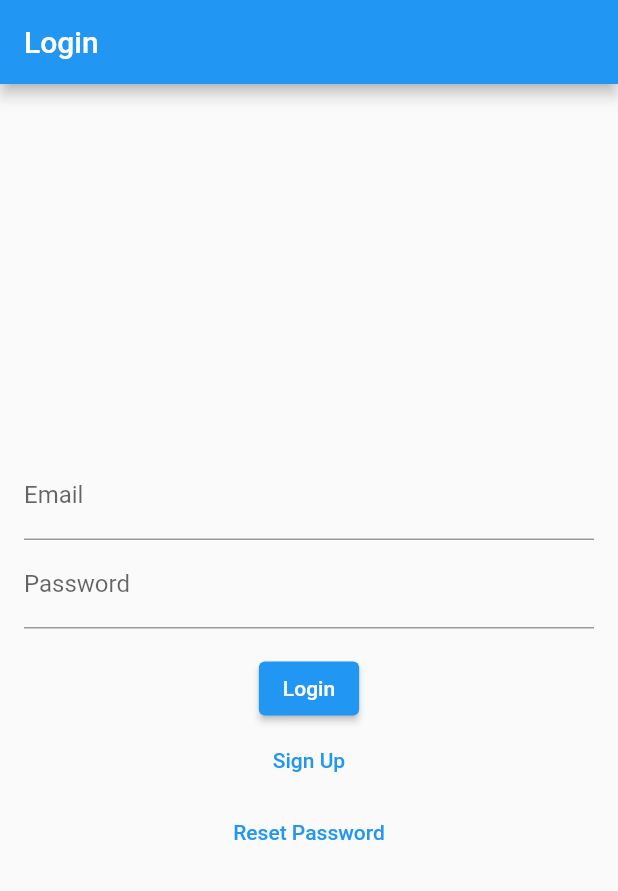
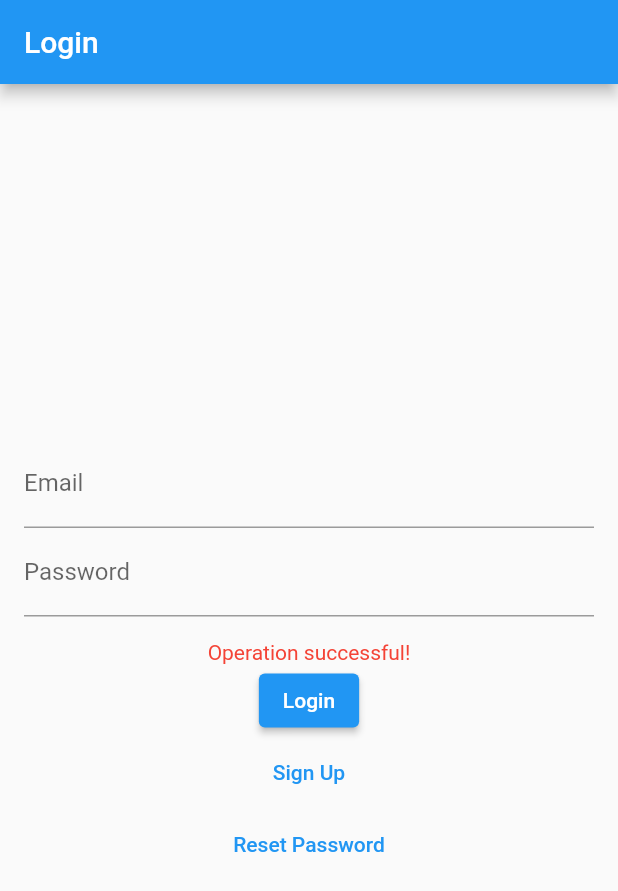
Before and after one commit to lett-mobile/lett, a Flutter app: the screen it shows after launch, on a phone screen of 412 x 824 dp. Shown: the top 891 px of the screen. Run offline on Flutter 3.47's test engine with Material 2 defaults, Android fonts, the light colour scheme and no system bars; our stand-ins replace firebase_auth, firebase_core, universal_io; accounts and stored records are empty.

Commit message:
error message reset password loader

```diff
--- a/lib/view/login.dart
+++ b/lib/view/login.dart
@@ -1,10 +1,13 @@
 import 'package:flutter/material.dart';
 import 'package:lett/view/mixin/mixin_button.dart';
+import 'package:lett/view/mixin/mixin_snackbar.dart';
+import 'package:lett/view/mixin/mixin_text.dart';
 import 'package:lett/view/mixin/mixin_text_form_field.dart';
+import 'package:lett/view/widget/widget_error.dart';
 import 'package:lett/viewmodel/viewmodel_signup.dart';
 import 'package:provider/provider.dart';
 
-class LoginPage extends StatelessWidget with ButtonMixin, TextFormFieldMixin {
+/*class LoginPage extends StatelessWidget with ButtonMixin, TextFormFieldMixin {
   const LoginPage({super.key});
 
   @override
@@ -20,20 +23,73 @@ class LoginPage extends StatelessWidget with ButtonMixin, TextFormFieldMixin {
         child: Column(
           mainAxisAlignment: MainAxisAlignment.center,
           children: [
-            buildTextFormFieldMixin('Email', (value) {}),
-            buildTextFormFieldMixin('Password', (value) {}),
+            buildTextFormFieldMixin('Email', (value) {
+              signUpViewModel.signUpModel.email = value.trim();
+              print(value);
+            }),
+            buildTextFormFieldMixin('Password', (value) {
+              signUpViewModel.signUpModel.password = value.trim();
+              print(value);
+            }),
             SizedBox(height: 16.0),
-            buildElevatedButton('Login', () {}),
+            buildElevatedButton('Login', () {
+              signUpViewModel.loginWithEmail();
+            }),
             buildTextButton('Sign Up', () {
               // Handle signup logic
               Navigator.pushNamed(context, '/signup');
             }),
             buildTextButton('Reset Password', () {
-               Navigator.pushNamed(context, '/reset_password');
+              Navigator.pushNamed(context, '/reset_password');
             }),
           ],
         ),
       ),
     );
   }
+}*/
+class LoginPage extends StatelessWidget
+    with ButtonMixin, TextFormFieldMixin, TextMixin, SnackbarMixin {
+  const LoginPage({Key? key}) : super(key: key);
+
+  @override
+  Widget build(BuildContext context) {
+    return Scaffold(
+      appBar: AppBar(
+        title: Text('Login'),
+      ),
+      body: Padding(
+        padding: EdgeInsets.all(16.0),
+        child: Consumer<SignUpViewModel>(
+          builder: (context, signUpViewModel, _) {
+            final errorMessage = signUpViewModel.errorMessage;
+            final successMessage = signUpViewModel.successMessage;
+            return Column(
+              mainAxisAlignment: MainAxisAlignment.center,
+              children: [
+                buildTextFormFieldMixin('Email', (value) {
+                  signUpViewModel.signUpModel.email = value.trim();
+                }),
+                buildTextFormFieldMixin('Password', (value) {
+                  signUpViewModel.signUpModel.password = value.trim();
+                }),
+                SizedBox(height: 16.0),
+                ErrorTextWidget(errorMessage: errorMessage),
+                buildElevatedButton('Login', signUpViewModel.loginWithEmail),
+                buildTextButton('Sign Up', () {
+                  // Handle signup logic
+                  Navigator.pushNamed(context, '/signup');
+                }),
+                buildTextButton('Reset Password', () {
+                  Navigator.pushNamed(context, '/reset_password');
+                }),
+              ],
+            );
+          },
+        ),
+      ),
+    );
+  }
+
+  //
 }
--- /dev/null
+++ b/lib/view/mixin/mixin_message.dart
@@ -0,0 +1,19 @@
+import 'package:flutter/material.dart';
+
+mixin MessageMixin<T extends ChangeNotifier> on ChangeNotifier {
+  String _errorMessage = '';
+  String _successMessage = '';
+
+  String get errorMessage => _errorMessage;
+  String get successMessage => _successMessage;
+
+  void setErrorMessage(String message) {
+    _errorMessage = message;
+    notifyListeners();
+  }
+
+  void setSuccessMessage(String message) {
+    _successMessage = message;
+    notifyListeners();
+  }
+}
--- /dev/null
+++ b/lib/view/mixin/mixin_snackbar.dart
@@ -0,0 +1,7 @@
+import 'package:flutter/material.dart';
+mixin SnackbarMixin {
+  static void showSnackbar(BuildContext context, String message) {
+    final snackbar = SnackBar(content: Text(message));
+    ScaffoldMessenger.of(context).showSnackBar(snackbar);
+  }
+}
--- a/lib/view/mixin/mixin_text_form_field.dart
+++ b/lib/view/mixin/mixin_text_form_field.dart
@@ -4,8 +4,10 @@ mixin TextFormFieldMixin {
   Widget buildTextFormFieldMixin(
       String labelText, ValueChanged<String> onChanged) {
     return TextFormField(
-      decoration: InputDecoration(labelText: labelText),
-      onChanged: onChanged,
-    );
+        decoration: InputDecoration(labelText: labelText),
+        onChanged: onChanged,
+        style: TextStyle(
+          color: Colors.black,
+        ));
   }
 }
--- /dev/null
+++ b/lib/view/mixin_error_message.dart
@@ -0,0 +1,22 @@
+import 'package:flutter/material.dart';
+
+mixin ErrorMessageMixin {
+  Widget buildErrorMessage(String errorMessage) {
+    if (errorMessage.isEmpty) {
+      //return SizedBox.shrink(); // Return an empty SizedBox if there is no error message
+      return Text(
+        'Operation successful!',
+        style: TextStyle(
+          color: Colors.red,
+        ),
+      );
+    }
+
+    return Text(
+      errorMessage,
+      style: TextStyle(
+        color: Colors.red,
+      ),
+    );
+  }
+}
--- a/lib/view/theme/theme_lett.dart
+++ b/lib/view/theme/theme_lett.dart
@@ -23,7 +23,9 @@ class LettTheme {
   );
 
   static TextTheme buildTextTheme() {
-    return TextTheme();
+    return TextTheme(
+
+    );
   }
 
   static ButtonThemeData buildButtonTheme() {
--- /dev/null
+++ b/lib/view/widget/widget_error.dart
@@ -0,0 +1,13 @@
+import 'package:flutter/material.dart';
+import 'package:lett/view/mixin_error_message.dart';
+
+class ErrorTextWidget extends StatelessWidget with ErrorMessageMixin {
+  final String errorMessage;
+
+  const ErrorTextWidget({required this.errorMessage});
+
+  @override
+  Widget build(BuildContext context) {
+    return buildErrorMessage(errorMessage);
+  }
+}
```
Also changed, not shown: lib/view/reset_password.dart (+8 -3 lines), lib/view/signup.dart (+22 -7 lines), lib/viewmodel/bloc/bloc_signup.dart (+29 -1 lines), lib/viewmodel/viewmodel_signup.dart (+93 -2 lines).
